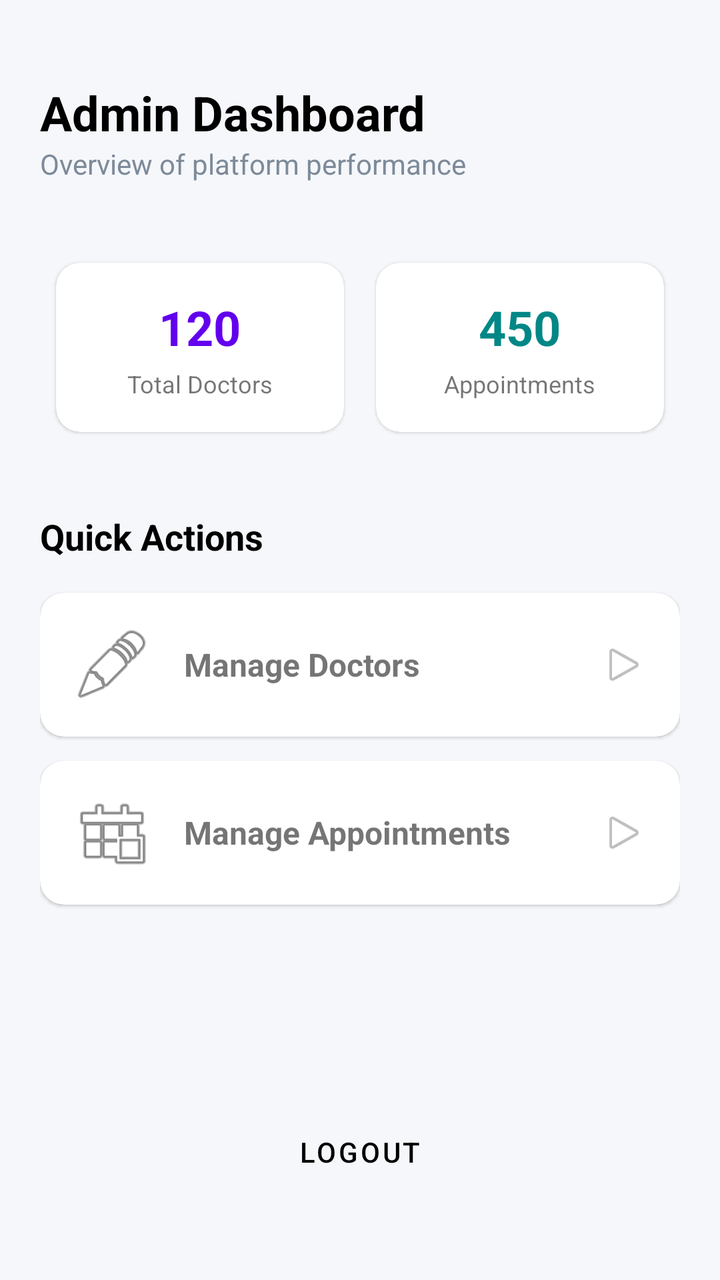
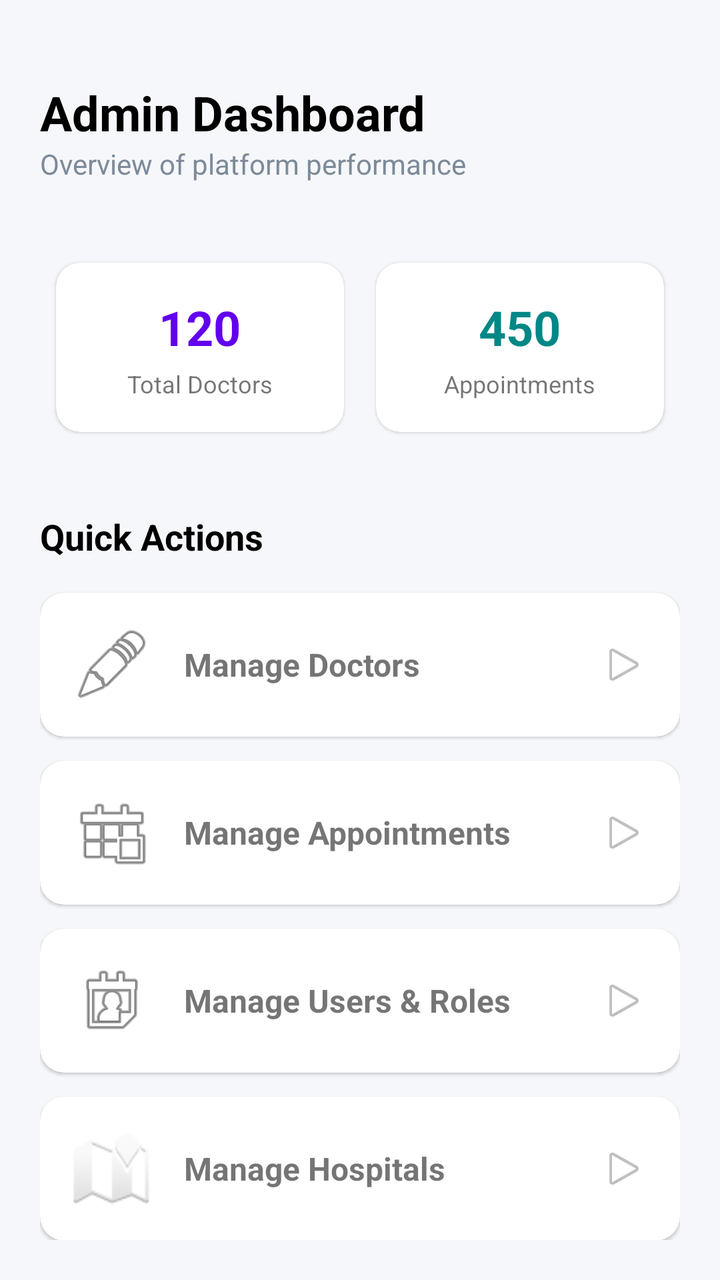

The first picture is an Android layout as it rendered before a commit; the second is the same layout after the commit. The layout source and the unified diff follow.
<!-- AndroidManifest.xml: application theme Theme.MediBook -->
<!-- res/layout/activity_admin_dashboard.xml -->
<?xml version="1.0" encoding="utf-8"?>
<androidx.constraintlayout.widget.ConstraintLayout xmlns:android="http://schemas.android.com/apk/res/android"
    xmlns:app="http://schemas.android.com/apk/res-auto"
    android:layout_width="match_parent"
    android:layout_height="match_parent"
    android:background="#F5F7FA"
    android:padding="20dp">

    <TextView
        android:id="@+id/admin_title"
        android:layout_width="wrap_content"
        android:layout_height="wrap_content"
        android:text="Admin Dashboard"
        android:textSize="24sp"
        android:textStyle="bold"
        android:textColor="@color/black"
        android:layout_marginTop="20dp"
        app:layout_constraintTop_toTopOf="parent"
        app:layout_constraintStart_toStartOf="parent" />

    <TextView
        android:id="@+id/admin_subtitle"
        android:layout_width="wrap_content"
        android:layout_height="wrap_content"
        android:text="Overview of platform performance"
        android:textSize="14sp"
        android:textColor="#7D8A99"
        app:layout_constraintTop_toBottomOf="@id/admin_title"
        app:layout_constraintStart_toStartOf="parent" />

    <GridLayout
        android:id="@+id/stats_grid"
        android:layout_width="match_parent"
        android:layout_height="wrap_content"
        android:columnCount="2"
        android:layout_marginTop="32dp"
        app:layout_constraintTop_toBottomOf="@id/admin_subtitle">

        
        <com.google.android.material.card.MaterialCardView
            android:layout_width="0dp"
            android:layout_height="wrap_content"
            android:layout_columnWeight="1"
            android:layout_margin="8dp"
            app:cardCornerRadius="12dp">

            <LinearLayout
                android:layout_width="match_parent"
                android:layout_height="wrap_content"
                android:orientation="vertical"
                android:padding="16dp"
                android:gravity="center">

                <TextView
                    android:layout_width="wrap_content"
                    android:layout_height="wrap_content"
                    android:text="120"
                    android:textSize="24sp"
                    android:textStyle="bold"
                    android:textColor="@color/purple_500" />

                <TextView
                    android:layout_width="wrap_content"
                    android:layout_height="wrap_content"
                    android:text="Total Doctors"
                    android:textSize="12sp"
                    android:layout_marginTop="4dp" />
            </LinearLayout>
        </com.google.android.material.card.MaterialCardView>

        
        <com.google.android.material.card.MaterialCardView
            android:layout_width="0dp"
            android:layout_height="wrap_content"
            android:layout_columnWeight="1"
            android:layout_margin="8dp"
            app:cardCornerRadius="12dp">

            <LinearLayout
                android:layout_width="match_parent"
                android:layout_height="wrap_content"
                android:orientation="vertical"
                android:padding="16dp"
                android:gravity="center">

                <TextView
                    android:layout_width="wrap_content"
                    android:layout_height="wrap_content"
                    android:text="450"
                    android:textSize="24sp"
                    android:textStyle="bold"
                    android:textColor="@color/teal_700" />

                <TextView
                    android:layout_width="wrap_content"
                    android:layout_height="wrap_content"
                    android:text="Appointments"
                    android:textSize="12sp"
                    android:layout_marginTop="4dp" />
            </LinearLayout>
        </com.google.android.material.card.MaterialCardView>
    </GridLayout>

    <TextView
        android:id="@+id/actions_label"
        android:layout_width="wrap_content"
        android:layout_height="wrap_content"
        android:text="Quick Actions"
        android:textSize="18sp"
        android:textStyle="bold"
        android:textColor="@color/black"
        android:layout_marginTop="32dp"
        app:layout_constraintTop_toBottomOf="@id/stats_grid"
        app:layout_constraintStart_toStartOf="parent" />

    <com.google.android.material.card.MaterialCardView
        android:id="@+id/manage_doctors_card"
        android:layout_width="match_parent"
        android:layout_height="wrap_content"
        android:layout_marginTop="16dp"
        app:cardCornerRadius="12dp"
        android:clickable="true"
        android:focusable="true"
        app:layout_constraintTop_toBottomOf="@id/actions_label">

        <LinearLayout
            android:layout_width="match_parent"
            android:layout_height="wrap_content"
            android:orientation="horizontal"
            android:padding="16dp"
            android:gravity="center_vertical">

            <ImageView
                android:layout_width="40dp"
                android:layout_height="40dp"
                android:src="@android:drawable/ic_menu_edit"
                android:backgroundTint="@color/purple_200" />

            <TextView
                android:layout_width="0dp"
                android:layout_height="wrap_content"
                android:layout_weight="1"
                android:layout_marginStart="16dp"
                android:text="Manage Doctors"
                android:textSize="16sp"
                android:textStyle="bold" />

            <ImageView
                android:layout_width="24dp"
                android:layout_height="24dp"
                android:src="@android:drawable/ic_media_play" />
        </LinearLayout>
    </com.google.android.material.card.MaterialCardView>

    <com.google.android.material.card.MaterialCardView
        android:id="@+id/manage_appointments_card"
        android:layout_width="match_parent"
        android:layout_height="wrap_content"
        android:layout_marginTop="12dp"
        app:cardCornerRadius="12dp"
        android:clickable="true"
        android:focusable="true"
        app:layout_constraintTop_toBottomOf="@id/manage_doctors_card">

        <LinearLayout
            android:layout_width="match_parent"
            android:layout_height="wrap_content"
            android:orientation="horizontal"
            android:padding="16dp"
            android:gravity="center_vertical">

            <ImageView
                android:layout_width="40dp"
                android:layout_height="40dp"
                android:src="@android:drawable/ic_menu_today"
                android:backgroundTint="@color/teal_200" />

            <TextView
                android:layout_width="0dp"
                android:layout_height="wrap_content"
                android:layout_weight="1"
                android:layout_marginStart="16dp"
                android:text="Manage Appointments"
                android:textSize="16sp"
                android:textStyle="bold" />

            <ImageView
                android:layout_width="24dp"
                android:layout_height="24dp"
                android:src="@android:drawable/ic_media_play" />
        </LinearLayout>
    </com.google.android.material.card.MaterialCardView>

    <Button
        android:id="@+id/logout_button"
        style="@style/Widget.MaterialComponents.Button.OutlinedButton"
        android:layout_width="match_parent"
        android:layout_height="wrap_content"
        android:text="Logout"
        android:textColor="@color/black"
        app:strokeColor="@color/black"
        android:layout_marginBottom="20dp"
        app:layout_constraintBottom_toBottomOf="parent" />

</androidx.constraintlayout.widget.ConstraintLayout>
<!-- resources referenced by this layout -->
<resources>
  <color name="black">#FF000000</color>
  <color name="purple_200">#FFBB86FC</color>
  <color name="purple_500">#FF6200EE</color>
  <color name="teal_200">#FF03DAC5</color>
  <color name="teal_700">#FF018786</color>
  <style name="Theme.MediBook" parent="Theme.MaterialComponents.Light.NoActionBar">
          
          <item name="colorPrimary">@color/primary_blue</item>
          <item name="colorPrimaryVariant">@color/primary_dark</item>
          <item name="colorOnPrimary">@color/white</item>
          
          
          <item name="colorSecondary">@color/teal_200</item>
          <item name="colorSecondaryVariant">@color/teal_700</item>
          <item name="colorOnSecondary">@color/black</item>
          
          
          <item name="android:statusBarColor">@color/primary_dark</item>
          <item name="android:windowLightStatusBar" tools:targetApi="m">true</item>
          
          
          <item name="android:windowBackground">@color/background_light</item>
          <item name="colorSurface">@color/surface</item>
          <item name="colorOnSurface">@color/text_dark</item>
      </style>
  <color name="primary_blue">#0066CC</color>
  <color name="primary_dark">#004C99</color>
  <color name="white">#FFFFFFFF</color>
  <color name="background_light">#F8F9FA</color>
  <color name="surface">#FFFFFF</color>
  <color name="text_dark">#1A1A1A</color>
</resources>

<!-- the commit's change to res/layout/activity_admin_dashboard.xml (unified diff, before → after) -->
@@ -191,6 +191,84 @@
         </LinearLayout>
     </com.google.android.material.card.MaterialCardView>
 
+    <com.google.android.material.card.MaterialCardView
+        android:id="@+id/manage_users_card"
+        android:layout_width="match_parent"
+        android:layout_height="wrap_content"
+        android:layout_marginTop="12dp"
+        app:cardCornerRadius="12dp"
+        android:clickable="true"
+        android:focusable="true"
+        app:layout_constraintTop_toBottomOf="@id/manage_appointments_card">
+
+        <LinearLayout
+            android:layout_width="match_parent"
+            android:layout_height="wrap_content"
+            android:orientation="horizontal"
+            android:padding="16dp"
+            android:gravity="center_vertical">
+
+            <ImageView
+                android:layout_width="40dp"
+                android:layout_height="40dp"
+                android:src="@android:drawable/ic_menu_my_calendar"
+                android:backgroundTint="@color/purple_700" />
+
+            <TextView
+                android:layout_width="0dp"
+                android:layout_height="wrap_content"
+                android:layout_weight="1"
+                android:layout_marginStart="16dp"
+                android:text="Manage Users &amp; Roles"
+                android:textSize="16sp"
+                android:textStyle="bold" />
+
+            <ImageView
+                android:layout_width="24dp"
+                android:layout_height="24dp"
+                android:src="@android:drawable/ic_media_play" />
+        </LinearLayout>
+    </com.google.android.material.card.MaterialCardView>
+
+    <com.google.android.material.card.MaterialCardView
+        android:id="@+id/manage_hospitals_card"
+        android:layout_width="match_parent"
+        android:layout_height="wrap_content"
+        android:layout_marginTop="12dp"
+        app:cardCornerRadius="12dp"
+        android:clickable="true"
+        android:focusable="true"
+        app:layout_constraintTop_toBottomOf="@id/manage_users_card">
+
+        <LinearLayout
+            android:layout_width="match_parent"
+            android:layout_height="wrap_content"
+            android:orientation="horizontal"
+            android:padding="16dp"
+            android:gravity="center_vertical">
+
+            <ImageView
+                android:layout_width="40dp"
+                android:layout_height="40dp"
+                android:src="@android:drawable/ic_dialog_map"
+                android:backgroundTint="@color/teal_700" />
+
+            <TextView
+                android:layout_width="0dp"
+                android:layout_height="wrap_content"
+                android:layout_weight="1"
+                android:layout_marginStart="16dp"
+                android:text="Manage Hospitals"
+                android:textSize="16sp"
+                android:textStyle="bold" />
+
+            <ImageView
+                android:layout_width="24dp"
+                android:layout_height="24dp"
+                android:src="@android:drawable/ic_media_play" />
+        </LinearLayout>
+    </com.google.android.material.card.MaterialCardView>
+
     <Button
         android:id="@+id/logout_button"
         style="@style/Widget.MaterialComponents.Button.OutlinedButton"
<!-- resource entries referenced after the edit -->
@@ -3,6 +3,7 @@
   <color name="black">#FF000000</color>
   <color name="purple_200">#FFBB86FC</color>
   <color name="purple_500">#FF6200EE</color>
+  <color name="purple_700">#FF3700B3</color>
   <color name="teal_200">#FF03DAC5</color>
   <color name="teal_700">#FF018786</color>
   <style name="Theme.MediBook" parent="Theme.MaterialComponents.Light.NoActionBar">
